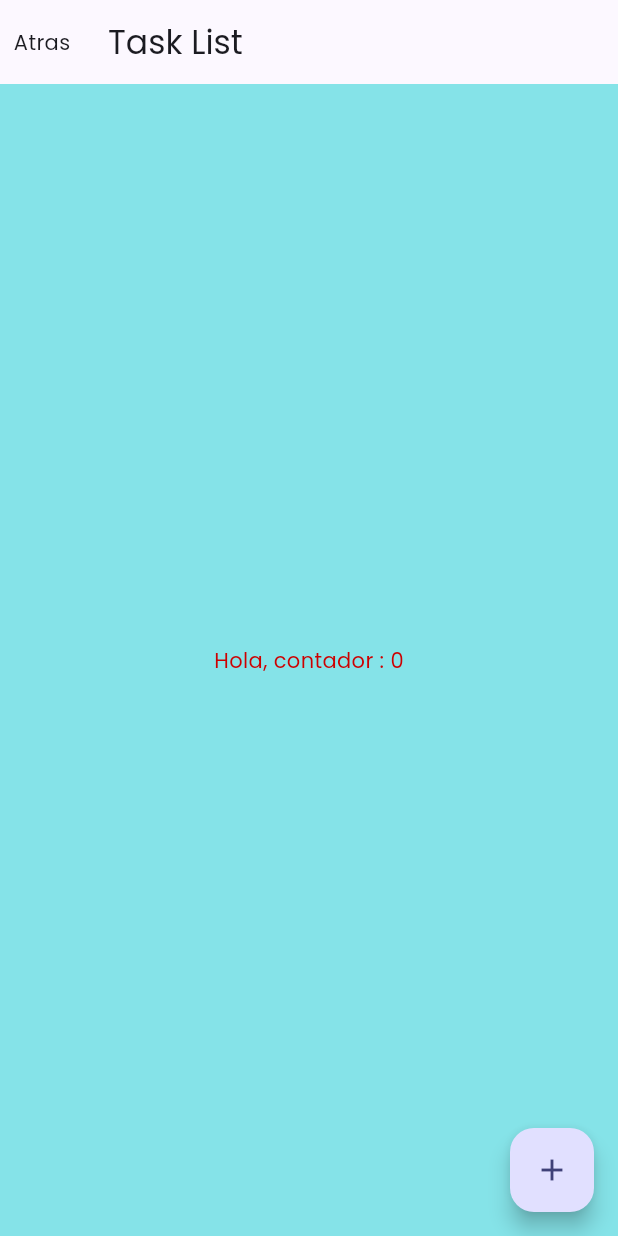
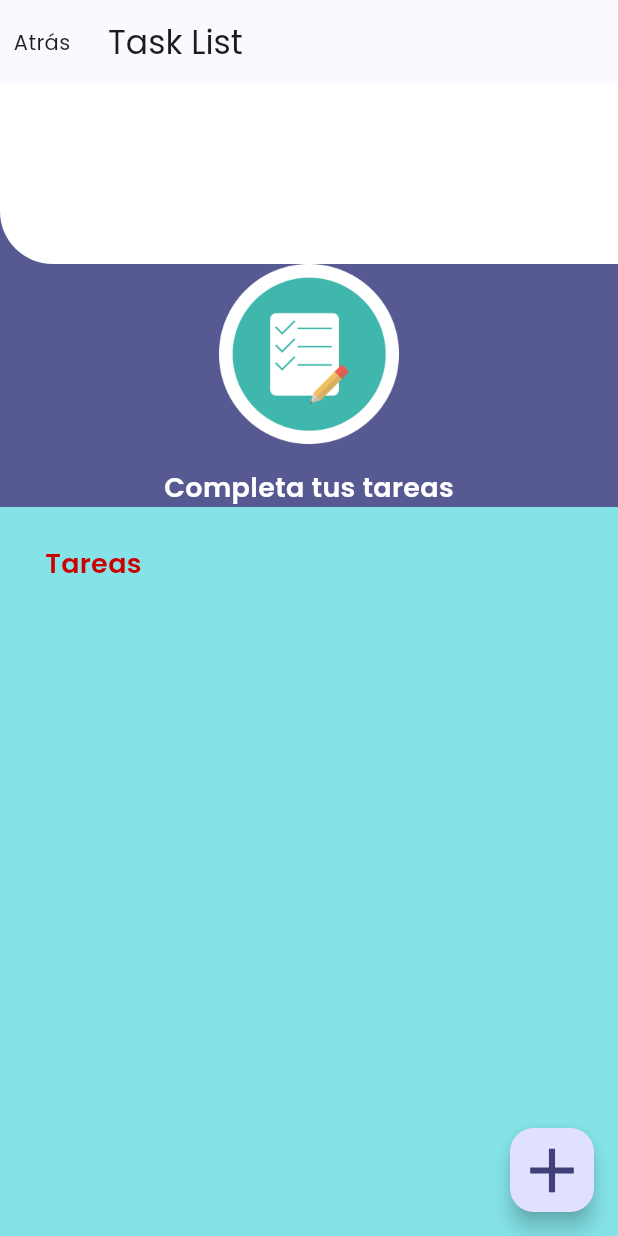
Before and after one commit to aresCharcaC/lab-multiplataforma, a Flutter app: the screen it shows after launch, after a tap on an icon or button, on a phone screen of 412 x 824 dp. Run offline on Flutter 3.47's test engine with Material 3 defaults, Android fonts, the phone set to English and light mode, and no system bars.

Commit message:
first commit

```diff
--- a/lib/app/app.dart
+++ b/lib/app/app.dart
@@ -5,7 +5,6 @@ import 'package:lab4_1/app/view/task_list/Task_list_page.dart';
 class MyApp extends StatelessWidget {
   const MyApp({super.key});
 
-  // This widget is the root of your application.
   @override
   Widget build(BuildContext context) {
     const primary = Color.fromARGB(255, 18, 0, 222);
@@ -14,7 +13,7 @@ class MyApp extends StatelessWidget {
 
     return MaterialApp(
       title: 'Flutter Demo',
-      debugShowCheckedModeBanner: false,
+      debugShowCheckedModeBanner: false, // Eliminando el banner de debug
       theme: ThemeData(
         colorScheme: ColorScheme.fromSeed(seedColor: primary),
         scaffoldBackgroundColor: backgroundColor,
--- a/lib/app/view/components/h1.dart
+++ b/lib/app/view/components/h1.dart
@@ -2,7 +2,7 @@ import 'package:flutter/material.dart';
 
 class H1 extends StatelessWidget {
   final String text;
-  final Color? color;
+  final Color? color; // Color opcional que permite personalización
 
   const H1(this.text, {super.key, this.color});
 
@@ -11,10 +11,14 @@ class H1 extends StatelessWidget {
     return Text(
       text,
       style: Theme.of(context).textTheme.bodyMedium!.copyWith(
-        fontSize: 18,
-        fontWeight: FontWeight.w600,
-        color: color,
+        fontSize: 18, // Tamaño adecuado para un encabezado H1
+        fontWeight:
+            FontWeight.w600, // Peso de fuente semi-negrita para destacar
+        color: color, // Usar el color pasado o el predeterminado del tema
       ),
+      overflow:
+          TextOverflow.ellipsis, // Previene desbordamiento de texto con '...'
+      maxLines: 2, // Limita a 2 líneas para mantener un diseño compacto
     );
   }
 }
--- a/lib/app/view/components/shape.dart
+++ b/lib/app/view/components/shape.dart
@@ -6,7 +6,8 @@ class Shape extends StatelessWidget {
   @override
   Widget build(BuildContext context) {
     return Container(
-      width: double.infinity,
+      // En lugar de double.infinity, usamos MediaQuery para obtener el ancho de la pantalla
+      width: MediaQuery.of(context).size.width,
       height: 120,
       decoration: const BoxDecoration(
         color: Colors.white,
--- a/lib/app/view/splash/splash_page.dart
+++ b/lib/app/view/splash/splash_page.dart
@@ -11,12 +11,14 @@ class SplashPage extends StatelessWidget {
     return Scaffold(
       body: Column(
         children: [
-          const Row(children: [Shape()]),
+          // En lugar de usar Row que puede causar problemas de restricciones
+          const Shape(), // Usar Shape directamente
           const SizedBox(height: 79),
           Image.asset(
             'assets/images/onboarding-image.png',
             width: 180,
             height: 168,
+            fit: BoxFit.contain,
           ),
           const SizedBox(height: 99),
           const H1('Lista de tareas'),
@@ -36,6 +38,7 @@ class SplashPage extends StatelessWidget {
               child: const Text(
                 'La mejor forma para que no se te olvide nada es anotarlo. Guardar tus tareas y ve completando poco a poco para aumentar tu productividad',
                 textAlign: TextAlign.center,
+                style: TextStyle(fontSize: 14, height: 1.5),
               ),
             ),
           ),
--- a/lib/app/view/task_list/Task_list_page.dart
+++ b/lib/app/view/task_list/Task_list_page.dart
@@ -1,14 +1,10 @@
 import 'package:flutter/material.dart';
+import 'package:lab4_1/app/view/components/h1.dart';
+import 'package:lab4_1/app/view/components/shape.dart';
 
-class TaskListPage extends StatefulWidget {
+class TaskListPage extends StatelessWidget {
   const TaskListPage({super.key});
 
-  @override
-  State<TaskListPage> createState() => _TaskListPage();
-}
-
-class _TaskListPage extends State<TaskListPage> {
-  int count = 0;
   @override
   Widget build(BuildContext context) {
     return Scaffold(
@@ -18,17 +14,42 @@ class _TaskListPage extends State<TaskListPage> {
           onTap: () {
             Navigator.of(context).pop();
           },
-          child: const Center(child: Text('Atras')),
+          child: const Center(child: Text('Atrás')),
         ),
       ),
-      body: Center(child: Text('Hola, contador : $count')),
+      body: Column(
+        crossAxisAlignment: CrossAxisAlignment.start,
+        children: [
+          Container(
+            width: double.infinity,
+            color: Theme.of(context).colorScheme.primary,
+            child: Column(
+              children: [
+                const Row(children: [Shape()]),
+                Column(
+                  children: [
+                    Image.asset(
+                      'assets/images/tasks-list-image.png',
+                      width: 120,
+                      height: 120,
+                    ),
+                    const SizedBox(height: 16),
+                    const H1('Completa tus tareas', color: Colors.white),
+                  ],
+                ),
+              ],
+            ),
+          ),
+          const Padding(
+            padding: EdgeInsets.symmetric(horizontal: 30, vertical: 25),
+            child: H1('Tareas'),
+          ),
+        ],
+      ),
+
       floatingActionButton: FloatingActionButton(
-        onPressed: () {
-          setState(() {
-            count++;
-          });
-        },
-        child: const Icon(Icons.add),
+        onPressed: () {},
+        child: const Icon(Icons.add, size: 50),
       ),
     );
   }
```
Also changed, not shown: lib/app/view/home/home_page.dart (+28 -0 lines), lib/main.dart (+0 -47 lines), assets/images/tasks-list-image.png (added).
